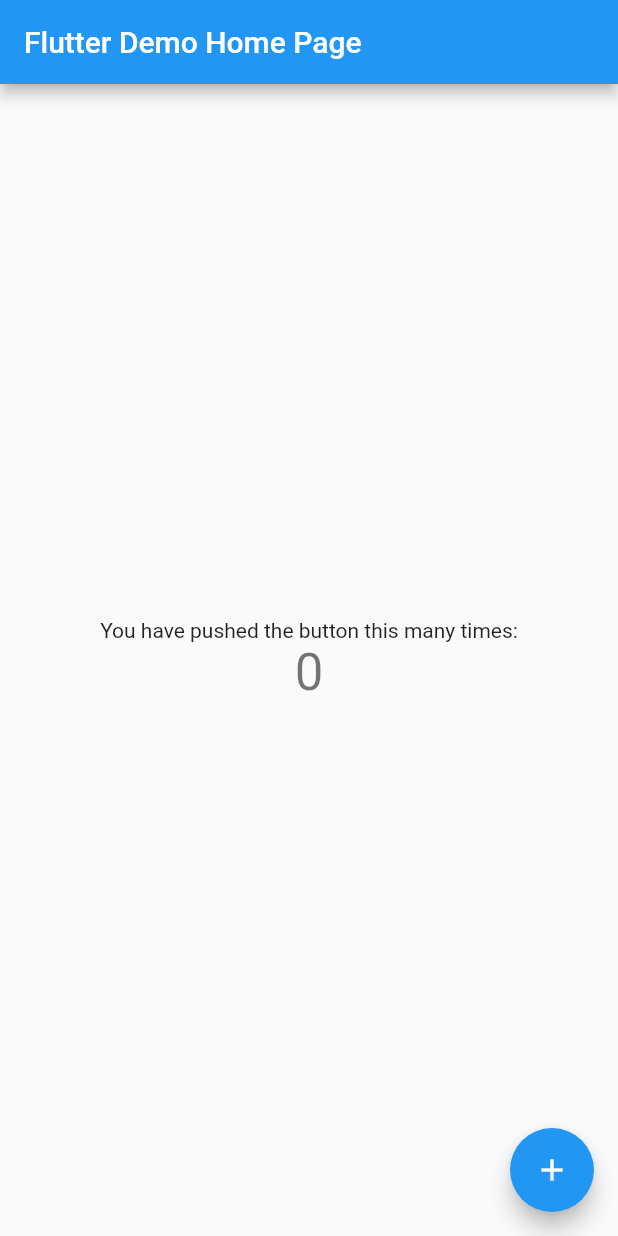
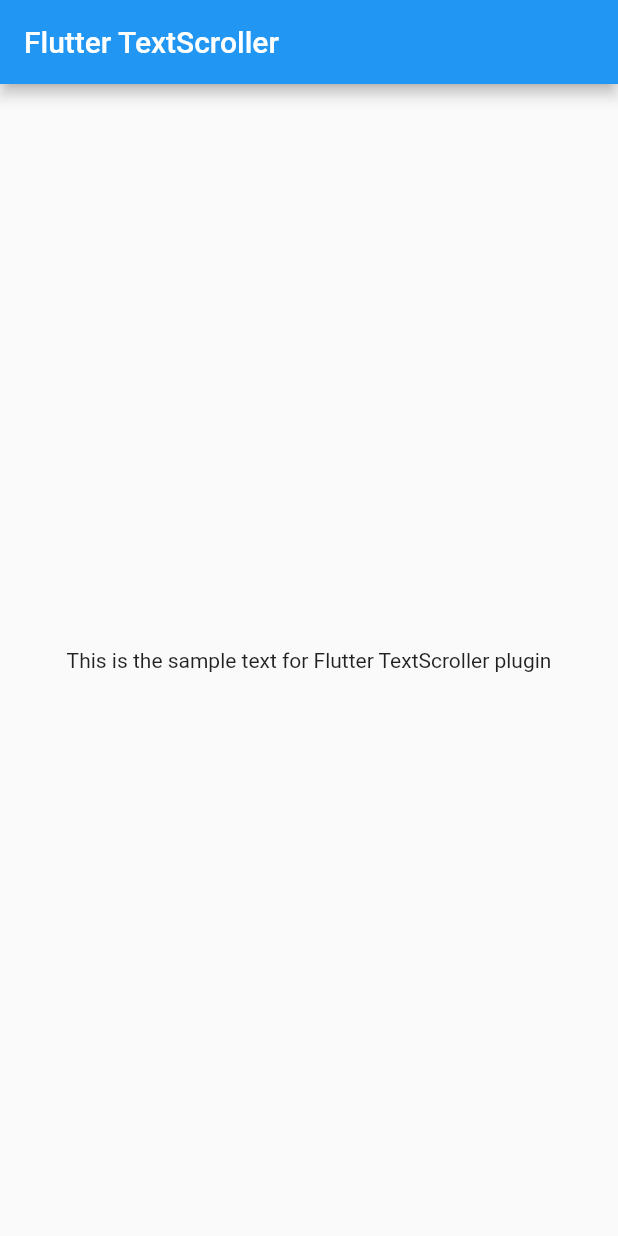
Before and after one commit to yurii-khi/text_scroll, a Flutter app: the screen it shows after launch, on a phone screen of 412 x 824 dp. Run offline on Flutter 3.47's test engine with Material 2 defaults, Android fonts, the phone set to English and light mode, and no system bars.

Commit message:
Connect TextScroller plugin to example

```diff
--- a/example/lib/main.dart
+++ b/example/lib/main.dart
@@ -1,4 +1,5 @@
 import 'package:flutter/material.dart';
+import 'package:text_scroller/text_scroller.dart';
 
 void main() {
   runApp(const MyApp());
@@ -6,41 +7,20 @@ void main() {
 
 class MyApp extends StatelessWidget {
   const MyApp({Key? key}) : super(key: key);
-
-  // This widget is the root of your application.
   @override
   Widget build(BuildContext context) {
     return MaterialApp(
-      title: 'Flutter Demo',
+      title: 'Flutter TextScroller Demo',
       theme: ThemeData(
-        // This is the theme of your application.
-        //
-        // Try running your application with "flutter run". You'll see the
-        // application has a blue toolbar. Then, without quitting the app, try
-        // changing the primarySwatch below to Colors.green and then invoke
-        // "hot reload" (press "r" in the console where you ran "flutter run",
-        // or simply save your changes to "hot reload" in a Flutter IDE).
-        // Notice that the counter didn't reset back to zero; the application
-        // is not restarted.
         primarySwatch: Colors.blue,
       ),
-      home: const MyHomePage(title: 'Flutter Demo Home Page'),
+      home: const MyHomePage(title: 'Flutter TextScroller'),
     );
   }
 }
 
 class MyHomePage extends StatefulWidget {
   const MyHomePage({Key? key, required this.title}) : super(key: key);
-
-  // This widget is the home page of your application. It is stateful, meaning
-  // that it has a State object (defined below) that contains fields that affect
-  // how it looks.
-
-  // This class is the configuration for the state. It holds the values (in this
-  // case the title) provided by the parent (in this case the App widget) and
-  // used by the build method of the State. Fields in a Widget subclass are
-  // always marked "final".
-
   final String title;
 
   @override
@@ -48,68 +28,21 @@ class MyHomePage extends StatefulWidget {
 }
 
 class _MyHomePageState extends State<MyHomePage> {
-  int _counter = 0;
-
-  void _incrementCounter() {
-    setState(() {
-      // This call to setState tells the Flutter framework that something has
-      // changed in this State, which causes it to rerun the build method below
-      // so that the display can reflect the updated values. If we changed
-      // _counter without calling setState(), then the build method would not be
-      // called again, and so nothing would appear to happen.
-      _counter++;
-    });
-  }
-
   @override
   Widget build(BuildContext context) {
-    // This method is rerun every time setState is called, for instance as done
-    // by the _incrementCounter method above.
-    //
-    // The Flutter framework has been optimized to make rerunning build methods
-    // fast, so that you can just rebuild anything that needs updating rather
-    // than having to individually change instances of widgets.
     return Scaffold(
       appBar: AppBar(
-        // Here we take the value from the MyHomePage object that was created by
-        // the App.build method, and use it to set our appbar title.
         title: Text(widget.title),
       ),
       body: Center(
-        // Center is a layout widget. It takes a single child and positions it
-        // in the middle of the parent.
         child: Column(
-          // Column is also a layout widget. It takes a list of children and
-          // arranges them vertically. By default, it sizes itself to fit its
-          // children horizontally, and tries to be as tall as its parent.
-          //
-          // Invoke "debug painting" (press "p" in the console, choose the
-          // "Toggle Debug Paint" action from the Flutter Inspector in Android
-          // Studio, or the "Toggle Debug Paint" command in Visual Studio Code)
-          // to see the wireframe for each widget.
-          //
-          // Column has various properties to control how it sizes itself and
-          // how it positions its children. Here we use mainAxisAlignment to
-          // center the children vertically; the main axis here is the vertical
-          // axis because Columns are vertical (the cross axis would be
-          // horizontal).
           mainAxisAlignment: MainAxisAlignment.center,
-          children: <Widget>[
-            const Text(
-              'You have pushed the button this many times:',
-            ),
-            Text(
-              '$_counter',
-              style: Theme.of(context).textTheme.headline4,
-            ),
+          children: const <Widget>[
+            TextScroller(
+                text: 'This is the sample text for Flutter TextScroller plugin')
           ],
         ),
       ),
-      floatingActionButton: FloatingActionButton(
-        onPressed: _incrementCounter,
-        tooltip: 'Increment',
-        child: const Icon(Icons.add),
-      ), // This trailing comma makes auto-formatting nicer for build methods.
     );
   }
 }
--- a/example/pubspec.yaml
+++ b/example/pubspec.yaml
@@ -34,6 +34,8 @@ dependencies:
   # The following adds the Cupertino Icons font to your application.
   # Use with the CupertinoIcons class for iOS style icons.
   cupertino_icons: ^1.0.2
+  text_scroller:
+    path: ../
 
 dev_dependencies:
   # The "flutter_lints" package below contains a set of recommended lints to
```
Also changed, not shown: example/pubspec.lock.
